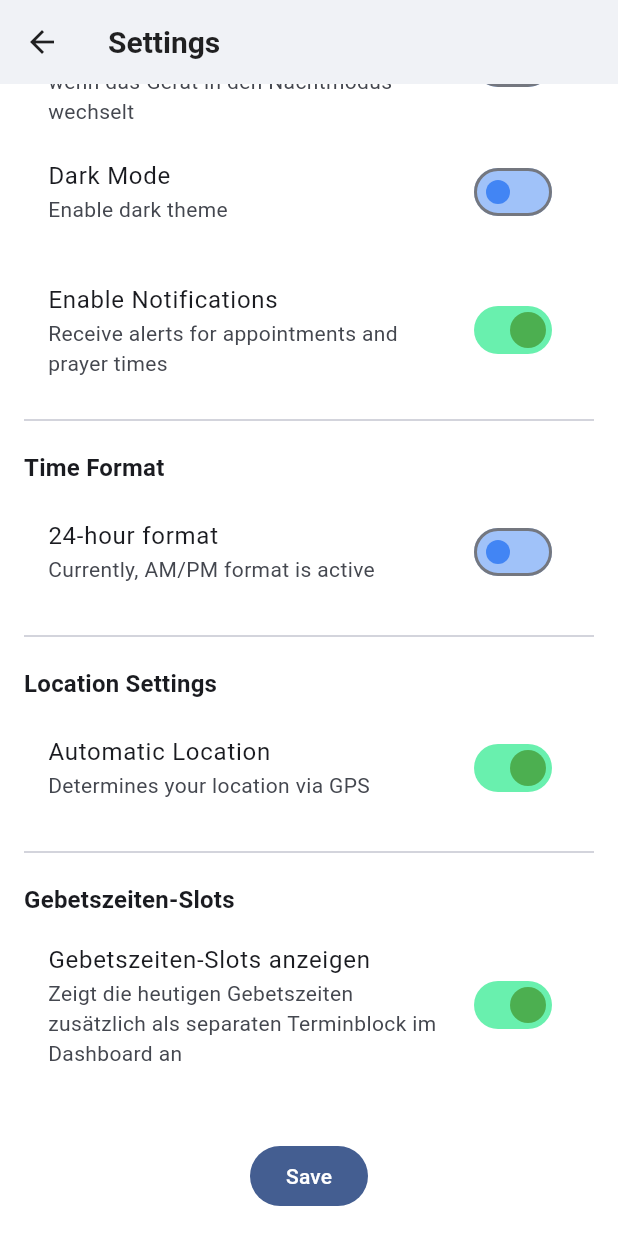
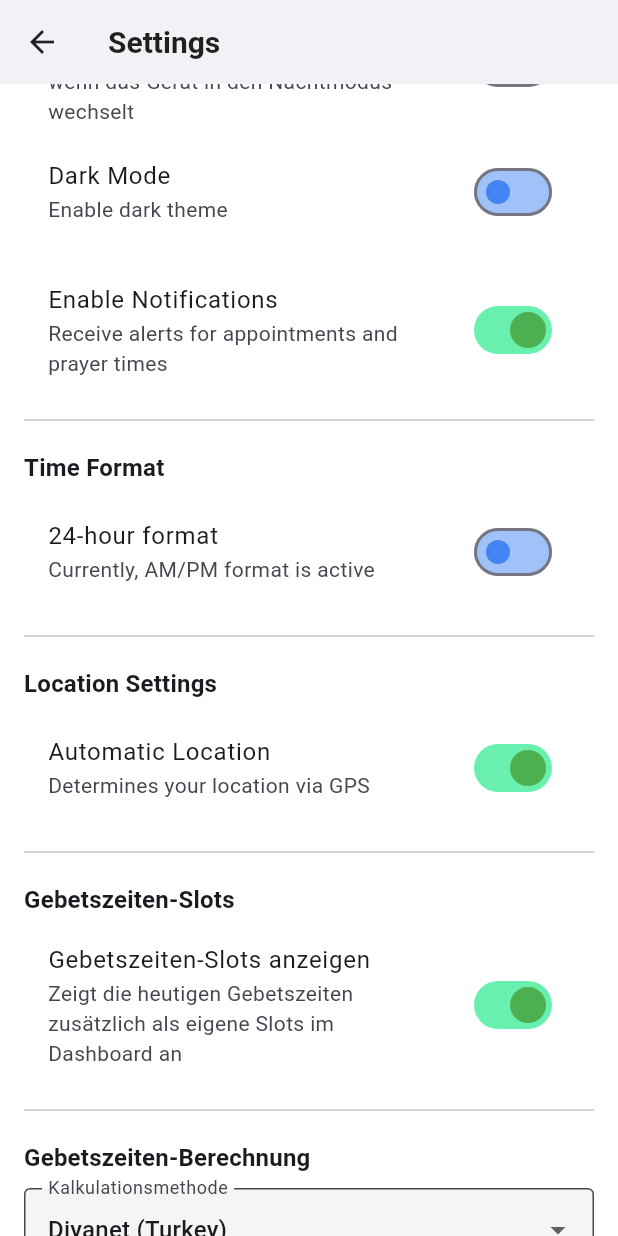
Before and after one commit to progrDevi004/muslim_calendar, a Flutter app: the SettingsPage screen opened directly, scrolled down 208 dp, on a phone screen of 412 x 824 dp. Run offline on Flutter 3.47's test engine with Material 3 defaults, Android fonts, the phone set to English and light mode, and no system bars; our stand-ins replace flutter_colorpicker, flutter_local_notifications, flutter_spinkit, permission_handler, shared_preferences, sqflite and 2 more; missing offline and left inert: flutter_qiblah, syncfusion_flutter_core; accounts and stored records are empty; network calls fail.

Commit message:
Feat: added PrayerTime Method

```diff
--- a/lib/data/repositories/prayer_time_repository.dart
+++ b/lib/data/repositories/prayer_time_repository.dart
@@ -1,7 +1,7 @@
-//lib/data/repositories/prayer_time_repository.dart
 import 'dart:convert';
 import 'package:http/http.dart' as http;
 import 'package:sqflite/sqflite.dart';
+import 'package:shared_preferences/shared_preferences.dart';
 import '../../models/enums.dart';
 import '../database_helper.dart';
 
@@ -24,6 +24,7 @@ class PrayerTimeRepository {
     if (result.isNotEmpty && result.first.values.first != null) {
       return int.tryParse(result.first.values.first.toString());
     } else {
+      // Falls nicht vorhanden => wir laden die Daten neu
       await _fetchAndSaveMonthlyPrayerTimes(date.year, date.month, location);
       final newResult = await db.query(
         'prayer_times',
@@ -39,10 +40,17 @@ class PrayerTimeRepository {
     return null;
   }
 
+  /// Lädt über die Aladhan-API die Gebetszeiten für den gesamten Monat [year]/[month]
+  /// und speichert sie in die lokale DB. Berücksichtigt die hinterlegte Berechnungsmethode.
   Future<void> _fetchAndSaveMonthlyPrayerTimes(
       int year, int month, String location) async {
+    // >>> NEU: Berechnungsmethode aus SharedPreferences
+    final prefs = await SharedPreferences.getInstance();
+    final calcMethod =
+        prefs.getInt('calculationMethod') ?? 13; // Standard: Diyanet
+
     final url =
-        'https://api.aladhan.com/v1/calendarByAddress/$year/$month?address=$location';
+        'https://api.aladhan.com/v1/calendarByAddress/$year/$month?address=$location&method=$calcMethod';
     final response = await http.get(Uri.parse(url));
 
     if (response.statusCode == 200) {
@@ -90,6 +98,8 @@ class PrayerTimeRepository {
   }
 
   int _timeToMinutes(String timeString) {
+    // Beispiel: "05:10 (EET)"
+    // => Wir nehmen den Part vor dem Leerzeichen
     String cleanTime = timeString.split(' ')[0];
     List<String> parts = cleanTime.split(':');
     int hours = int.parse(parts[0]);
@@ -105,6 +115,7 @@ class PrayerTimeRepository {
   }
 
   String _formatDateString(String inputDate) {
+    // "18-05-2024" => "2024-05-18"
     final parts = inputDate.split('-');
     final dd = parts[0].padLeft(2, '0');
     final mm = parts[1].padLeft(2, '0');
--- a/lib/ui/pages/settings_page.dart
+++ b/lib/ui/pages/settings_page.dart
@@ -10,6 +10,8 @@ enum LocationMode {
   manual,
 }
 
+/// Optional könntest du hier ein eigenes Enum definieren, wenn du möchtest.
+/// Wir lösen es aber einfach über int -> Name.
 class SettingsPage extends StatefulWidget {
   const SettingsPage({Key? key}) : super(key: key);
 
@@ -33,8 +35,26 @@ class _SettingsPageState extends State<SettingsPage> {
   // >>> 24h/AM-PM
   bool _use24hFormat = false;
 
-  // >>> NEU: Gebetszeiten-Slots auf dem Dashboard anzeigen
+  // >>> Gebetszeiten-Slots auf dem Dashboard
   bool _showPrayerSlotsInDashboard = true;
+
+  // >>> NEU: Gebets-Berechnungsmethode (Default = 13, Diyanet)
+  int _selectedCalcMethod = 13;
+
+  /// Definiere hier ein Mapping zwischen Methode und Anzeigenamen
+  /// Quelle: https://aladhan.com/calculation-methods
+  final Map<int, String> _calcMethodMap = {
+    13: 'Diyanet (Turkey)', // Standard
+    3: 'MWL (Muslim World League)',
+    4: 'Umm Al-Qura, Makkah',
+    5: 'Egypt (GAS)',
+    2: 'ISNA (N. America)',
+    1: 'Karachi',
+    7: 'Tehran (Univ. of Geophysics)',
+    8: 'Gulf Region',
+    9: 'Kuwait',
+    10: 'Qatar',
+  };
 
   final List<String> _availableCountries = [
     'Germany',
@@ -86,9 +106,12 @@ class _SettingsPageState extends State<SettingsPage> {
           .setLanguage(_selectedLanguage);
     }
 
-    // >>> NEU: Gebetsslot in Dashboard
     _showPrayerSlotsInDashboard =
         prefs.getBool('showPrayerSlotsInDashboard') ?? true;
+
+    // >>> NEU: Gebets-Berechnungsmethode
+    _selectedCalcMethod =
+        prefs.getInt('calculationMethod') ?? 13; // Diyanet default
 
     setState(() {});
   }
@@ -103,17 +126,21 @@ class _SettingsPageState extends State<SettingsPage> {
       'locationMode',
       _locationMode == LocationMode.manual ? 'manual' : 'automatic',
     );
+
     if (_defaultCountry != null) {
       await prefs.setString('defaultCountry', _defaultCountry!);
     }
     if (_defaultCity != null) {
       await prefs.setString('defaultCity', _defaultCity!);
     }
+
     await prefs.setInt('selectedLanguageIndex', _selectedLanguage.index);
 
-    // NEU: In die Preferences speichern
     await prefs.setBool(
         'showPrayerSlotsInDashboard', _showPrayerSlotsInDashboard);
+
+    // >>> Speichern der Berechnungsmethode
+    await prefs.setInt('calculationMethod', _selectedCalcMethod);
   }
 
   @override
@@ -148,7 +175,7 @@ class _SettingsPageState extends State<SettingsPage> {
           ),
           const SizedBox(height: 16),
 
-          // >>> System-Theme-Option
+          // System-Theme
           SwitchListTile(
             activeColor: Colors.green,
             activeTrackColor: Colors.greenAccent,
@@ -176,7 +203,7 @@ class _SettingsPageState extends State<SettingsPage> {
             subtitle: Text(loc.darkModeSubtitle),
             value: _darkModeEnabled,
             onChanged: _useSystemTheme
-                ? null // Deaktiviert wenn System-Theme an
+                ? null
                 : (bool value) async {
                     setState(() {
                       _darkModeEnabled = value;
@@ -233,7 +260,7 @@ class _SettingsPageState extends State<SettingsPage> {
           ),
           const Divider(height: 40),
 
-          // Erweitert: Standort
+          // Standort
           Text(
             loc.locationSettings,
             style: Theme.of(context).textTheme.titleMedium?.copyWith(
@@ -293,7 +320,7 @@ class _SettingsPageState extends State<SettingsPage> {
           ],
           const Divider(height: 40),
 
-          // NEU: Schalter "Gebetszeiten als Termin-Slots"
+          // Gebetszeiten-Slots
           Text(
             'Gebetszeiten-Slots',
             style: Theme.of(context).textTheme.titleMedium?.copyWith(
@@ -306,7 +333,7 @@ class _SettingsPageState extends State<SettingsPage> {
             activeTrackColor: Colors.greenAccent,
             title: const Text('Gebetszeiten-Slots anzeigen'),
             subtitle: const Text(
-                'Zeigt die heutigen Gebetszeiten zusätzlich als separaten Terminblock im Dashboard an'),
+                'Zeigt die heutigen Gebetszeiten zusätzlich als eigene Slots im Dashboard an'),
             value: _showPrayerSlotsInDashboard,
             onChanged: (bool val) async {
               setState(() {
@@ -315,9 +342,38 @@ class _SettingsPageState extends State<SettingsPage> {
               await _saveSettings();
             },
           ),
+          const Divider(height: 40),
+
+          // >>> NEU: Dropdown für die Aladhan-Berechnungsmethode
+          Text(
+            'Gebetszeiten-Berechnung',
+            style: Theme.of(context).textTheme.titleMedium?.copyWith(
+                  fontWeight: FontWeight.bold,
+                ),
+          ),
+          const SizedBox(height: 8),
+          DropdownButtonFormField<int>(
+            decoration: const InputDecoration(
+              labelText: 'Kalkulationsmethode',
+              border: OutlineInputBorder(),
+            ),
+            value: _selectedCalcMethod,
+            onChanged: (value) async {
+              if (value == null) return;
+              setState(() {
+                _selectedCalcMethod = value;
+              });
+              await _saveSettings();
+            },
+            items: _calcMethodMap.entries.map((entry) {
+              return DropdownMenuItem<int>(
+                value: entry.key,
+                child: Text(entry.value),
+              );
+            }).toList(),
+          ),
 
           const SizedBox(height: 40),
-
           Center(
             child: FilledButton(
               onPressed: () async {
```
